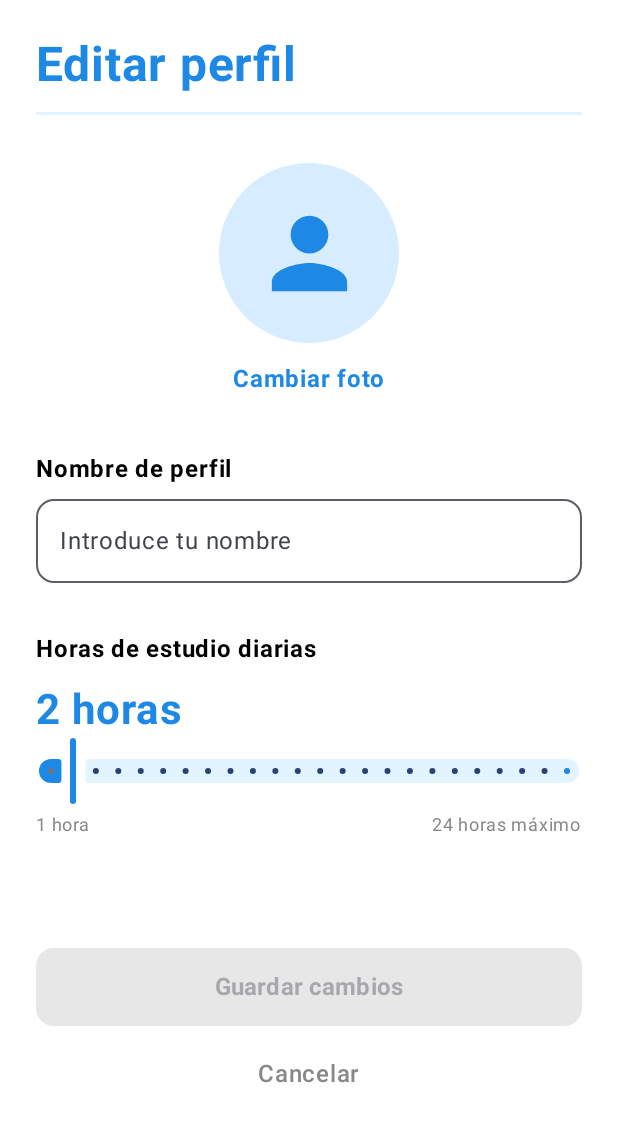
After one commit to SarTastica/EstudiaMentes, an Android app built with Jetpack Compose: the EditProfileScreen screen opened through its navigation route, on a phone screen of 412 x 824 dp. The commit adds this screen. Shown: the top 1122 px of the screen. Run offline under Robolectric (Android 15) with nearby library versions, the phone set to English and light mode, and no system bars; our stand-ins replace Firebase (no records; nobody signed in at launch, a user with empty details on screens opened directly).

Commit message:
Pagina de prueba de editar perfil creada

```diff
--- a/app/src/main/java/com/example/estudiamentes/ui/MainNavGraph.kt
+++ b/app/src/main/java/com/example/estudiamentes/ui/MainNavGraph.kt
@@ -5,12 +5,14 @@ import androidx.navigation.compose.NavHost
 import androidx.navigation.compose.composable
 import androidx.navigation.compose.rememberNavController
 import com.example.estudiamentes.ui.HomeScreen
+import com.example.estudiamentes.ui.setup.EditProfileScreen
 import com.example.estudiamentes.ui.setup.ProfileScreen
 import com.example.estudiamentes.ui.setup.ProfileSetupScreen
 
 sealed class MainScreen(val route: String) {
     object Home : MainScreen("home")
     object Profile : MainScreen("profile")
+    object EditProfile : MainScreen("edit_profile")
 }
 
 @Composable
@@ -29,10 +31,22 @@ fun MainNavGraph(welcomeMessage: String? = null, onLogout: () -> Unit) {
             })
         }
 
+        // Pantalla de perfil
         composable(MainScreen.Profile.route) {
             ProfileScreen(
                 onEditProfile = {
-                    navController.navigate(MainScreen.Profile.route)
+                    navController.navigate(MainScreen.EditProfile.route)
+                }
+            )
+        }
+        composable(MainScreen.EditProfile.route) {
+            EditProfileScreen(
+                onCancel = {
+                    navController.popBackStack()
+                },
+                onSave = { username, photoUri, dailyGoal ->
+                    // Más adelante conectaremos aquí Firebase.
+                    navController.popBackStack()
                 }
             )
         }
--- /dev/null
+++ b/app/src/main/java/com/example/estudiamentes/ui/setup/EditProfileScreen.kt
@@ -0,0 +1,254 @@
+package com.example.estudiamentes.ui.setup
+
+import android.net.Uri
+import androidx.activity.compose.rememberLauncherForActivityResult
+import androidx.activity.result.contract.ActivityResultContracts
+import androidx.compose.foundation.background
+import androidx.compose.foundation.clickable
+import androidx.compose.foundation.layout.*
+import androidx.compose.foundation.shape.CircleShape
+import androidx.compose.foundation.shape.RoundedCornerShape
+import androidx.compose.material.icons.Icons
+import androidx.compose.material.icons.filled.Person
+import androidx.compose.material3.*
+import androidx.compose.runtime.*
+import androidx.compose.ui.Alignment
+import androidx.compose.ui.Modifier
+import androidx.compose.ui.draw.clip
+import androidx.compose.ui.graphics.Color
+import androidx.compose.ui.layout.ContentScale
+import androidx.compose.ui.text.font.FontWeight
+import androidx.compose.ui.unit.dp
+import androidx.compose.ui.unit.sp
+import coil.compose.AsyncImage
+
+private val EditBlue = Color(0xFF1E88E5)
+private val EditLightBlue = Color(0xFFE2F4FF)
+
+//TODO conectarlo con el firebase para aplicar cambios
+@Composable
+fun EditProfileScreen(
+    currentUsername: String = "",
+    currentPhotoUrl: String? = null,
+    currentDailyGoal: Float = 2f,
+    onSave: (String, Uri?, Float) -> Unit = { _, _, _ -> },
+    onCancel: () -> Unit = {}
+) {
+    var username by remember {
+        mutableStateOf(currentUsername)
+    }
+
+    var photoUri by remember {
+        mutableStateOf<Uri?>(null)
+    }
+
+    var dailyGoal by remember {
+        mutableFloatStateOf(currentDailyGoal.coerceIn(1f, 24f))
+    }
+
+    var showSavedMessage by remember {
+        mutableStateOf(false)
+    }
+
+    val photoPicker = rememberLauncherForActivityResult(
+        contract = ActivityResultContracts.GetContent()
+    ) { uri ->
+        photoUri = uri
+    }
+
+    Column(
+        modifier = Modifier
+            .fillMaxSize()
+            .background(Color.White)
+            .padding(24.dp)
+    ) {
+
+        // Título
+        Text(
+            text = "Editar perfil",
+            fontSize = 32.sp,
+            fontWeight = FontWeight.Bold,
+            color = EditBlue
+        )
+
+        Spacer(modifier = Modifier.height(12.dp))
+
+        Box(
+            modifier = Modifier
+                .fillMaxWidth()
+                .height(2.dp)
+                .background(EditLightBlue)
+        )
+
+        Spacer(modifier = Modifier.height(32.dp))
+
+        // Foto de perfil
+        Column(
+            modifier = Modifier.fillMaxWidth(),
+            horizontalAlignment = Alignment.CenterHorizontally
+        ) {
+            Box(
+                modifier = Modifier
+                    .size(120.dp)
+                    .clip(CircleShape)
+                    .background(Color(0xFFD7EDFF)),
+                contentAlignment = Alignment.Center
+            ) {
+                if (photoUri != null || !currentPhotoUrl.isNullOrBlank()) {
+                    AsyncImage(
+                        model = photoUri ?: currentPhotoUrl,
+                        contentDescription = "Foto de perfil",
+                        modifier = Modifier.fillMaxSize(),
+                        contentScale = ContentScale.Crop
+                    )
+                } else {
+                    Icon(
+                        imageVector = Icons.Default.Person,
+                        contentDescription = "Foto predeterminada",
+                        modifier = Modifier.size(75.dp),
+                        tint = EditBlue
+                    )
+                }
+            }
+
+            Spacer(modifier = Modifier.height(12.dp))
+
+            Text(
+                text = "Cambiar foto",
+                color = EditBlue,
+                fontWeight = FontWeight.Bold,
+                modifier = Modifier.clickable {
+                    photoPicker.launch("image/*")
+                }
+            )
+        }
+
+        Spacer(modifier = Modifier.height(36.dp))
+
+        // Nombre de usuario
+        Text(
+            text = "Nombre de perfil",
+            fontWeight = FontWeight.Bold,
+            fontSize = 16.sp,
+            color = Color.Black
+        )
+
+        Spacer(modifier = Modifier.height(8.dp))
+
+        OutlinedTextField(
+            value = username,
+            onValueChange = {
+                username = it
+                showSavedMessage = false
+            },
+            modifier = Modifier.fillMaxWidth(),
+            singleLine = true,
+            shape = RoundedCornerShape(12.dp),
+            placeholder = {
+                Text("Introduce tu nombre")
+            },
+            colors = OutlinedTextFieldDefaults.colors(
+                focusedBorderColor = EditBlue,
+                focusedLabelColor = EditBlue,
+                cursorColor = EditBlue
+            )
+        )
+
+        Spacer(modifier = Modifier.height(32.dp))
+
+        // Objetivo diario
+        Text(
+            text = "Horas de estudio diarias",
+            fontWeight = FontWeight.Bold,
+            fontSize = 16.sp,
+            color = Color.Black
+        )
+
+        Spacer(modifier = Modifier.height(12.dp))
+
+        Text(
+            text = "${dailyGoal.toInt()} ${if (dailyGoal.toInt() == 1) "hora" else "horas"}",
+            fontSize = 28.sp,
+            fontWeight = FontWeight.Bold,
+            color = EditBlue
+        )
+
+        Slider(
+            value = dailyGoal,
+            onValueChange = {
+                dailyGoal = it
+                showSavedMessage = false
+            },
+            valueRange = 1f..24f,
+            steps = 22,
+            colors = SliderDefaults.colors(
+                thumbColor = EditBlue,
+                activeTrackColor = EditBlue,
+                inactiveTrackColor = EditLightBlue
+            )
+        )
+
+        Row(
+            modifier = Modifier.fillMaxWidth(),
+            horizontalArrangement = Arrangement.SpaceBetween
+        ) {
+            Text(
+                text = "1 hora",
+                fontSize = 12.sp,
+                color = Color.Gray
+            )
+
+            Text(
+                text = "24 horas máximo",
+                fontSize = 12.sp,
+                color = Color.Gray
+            )
+        }
+
+        Spacer(modifier = Modifier.height(70.dp))
+
+        // Guardar cambios
+        Button(
+            onClick = {
+                onSave(username.trim(), photoUri, dailyGoal)
+                showSavedMessage = true
+            },
+            modifier = Modifier
+                .fillMaxWidth()
+                .height(52.dp),
+            shape = RoundedCornerShape(12.dp),
+            colors = ButtonDefaults.buttonColors(
+                containerColor = EditBlue
+            ),
+            enabled = username.isNotBlank()
+        ) {
+            Text(
+                text = "Guardar cambios",
+                fontWeight = FontWeight.Bold,
+                fontSize = 16.sp
+            )
+        }
+
+        Spacer(modifier = Modifier.height(12.dp))
+
+        Text(
+            text = "Cancelar",
+            modifier = Modifier
+                .align(Alignment.CenterHorizontally)
+                .clickable { onCancel() }
+                .padding(8.dp),
+            color = Color.Gray,
+            fontWeight = FontWeight.Medium
+        )
+
+        if (showSavedMessage) {
+            Spacer(modifier = Modifier.height(8.dp))
+
+            Text(
+                text = "Cambios preparados correctamente",
+                color = EditBlue,
+                modifier = Modifier.align(Alignment.CenterHorizontally)
+            )
+        }
+    }
+}
--- a/app/src/main/java/com/example/estudiamentes/ui/setup/ProfileScreen.kt
+++ b/app/src/main/java/com/example/estudiamentes/ui/setup/ProfileScreen.kt
@@ -31,12 +31,14 @@ private val Blue = Color(0xFF64B5F6)
 private val DarkBlue = Color(0xFF1E88E5)
 private val LightBlue = Color(0xFFE2F4FF)
 
+//TODO cuando tengamos el temporizador y se guarden los tiempos el una colección, hacer que la gráfica muestre los datos reales
 @Composable
 fun ProfileScreen(
-    onEditProfile: () -> Unit = {}
+    onEditProfile: () -> Unit = {},
 ) {
     var username by remember { mutableStateOf("Cargando...") }
     var photoUrl by remember { mutableStateOf<String?>(null) }
+
 
     // Recuperar los datos del usuario desde Firestore
     LaunchedEffect(Unit) {
```
